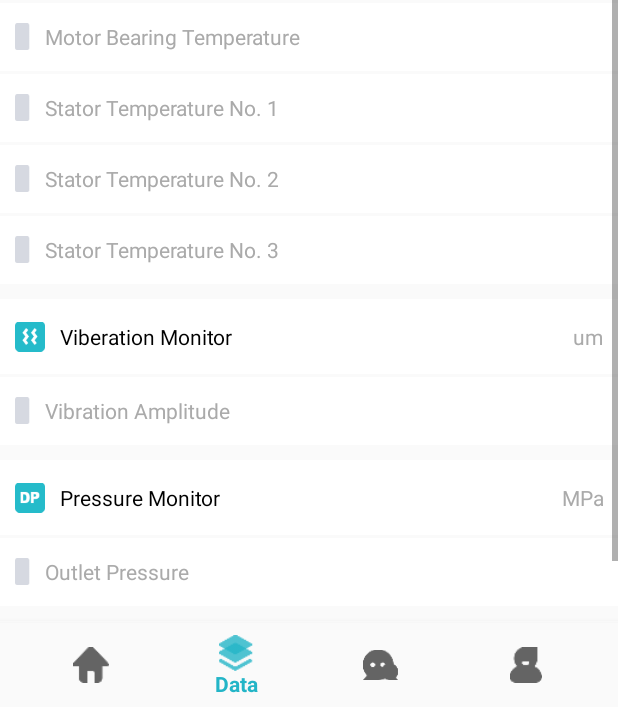
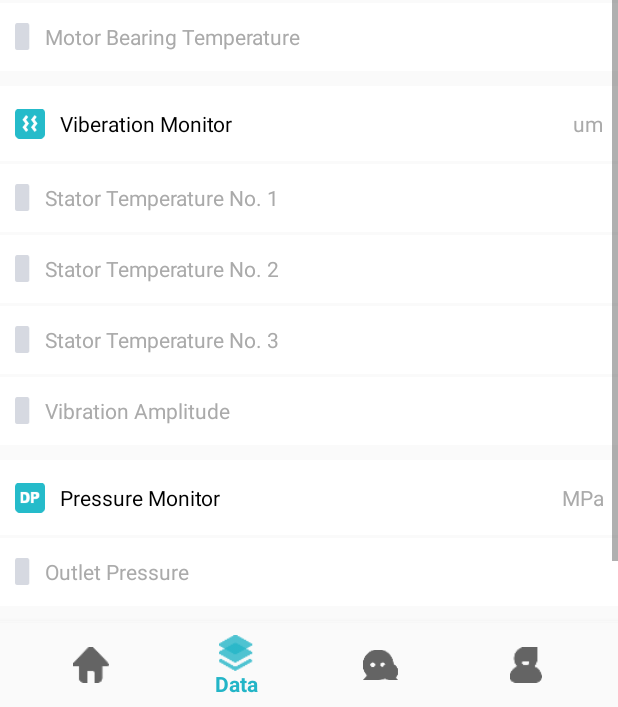
Before and after one commit to lijun2005816/pump, an Android app: the screen it shows after launch (MainActivity), item 2 of the bottom bar chosen, on a phone screen of 412 x 824 dp, the part 529-1236 px from its top. Run offline under Robolectric (Android 15) with nearby library versions, the phone set to English and light mode, and no system bars; libraries missing offline, so code that uses them is left out: com.alibaba.fastjson, com.aliyun.alink, com.github.mikephil.charting; plain views replace LineChart; 18 statements that could not run were skipped.

```diff
--- a/app/src/main/java/com/smartgreen/pump/fragment/FragmentHome.java
+++ b/app/src/main/java/com/smartgreen/pump/fragment/FragmentHome.java
@@ -69,7 +69,7 @@ public class FragmentHome extends Fragment {
                     parent.mMenuNav.setSelectedItemId(R.id.navigation_data);
                     break;
                 case R.id.iv_home_water:
-                    parent.mMenuNav.setSelectedItemId(R.id.navigation_data);
+                    //parent.mMenuNav.setSelectedItemId(R.id.navigation_data);
                     break;
                 case R.id.iv_home_energe:
                     //parent.mMenuNav.setSelectedItemId(R.id.navigation_data);
--- a/app/src/main/java/com/smartgreen/pump/fragment/FragmentMine.java
+++ b/app/src/main/java/com/smartgreen/pump/fragment/FragmentMine.java
@@ -417,11 +417,11 @@ public class FragmentMine extends Fragment {
 
                 case R.id.btn_product1_key:
                     mBtnDeviceSettingClick(R.id.btn_product1_key);
-                    initPump();
+                    //initPump();
                     break;
                 case R.id.btn_product2_key:
                     mBtnDeviceSettingClick(R.id.btn_product2_key);
-                    initMotor();
+                    //initMotor();
                     break;
                 case R.id.btn_product3_key:
                     mBtnDeviceSettingClick(R.id.btn_product3_key);
--- a/app/src/main/res/layout/fragment_data.xml
+++ b/app/src/main/res/layout/fragment_data.xml
@@ -261,6 +261,45 @@
 
                     <LinearLayout
                         android:layout_width="match_parent"
+                        android:layout_height="50dp"
+                        android:layout_marginTop="10dp"
+                        android:background="@android:color/white"
+                        android:orientation="horizontal">
+
+                        <ImageView
+                            android:id="@+id/imageView7"
+                            android:layout_width="20dp"
+                            android:layout_height="match_parent"
+                            android:layout_gravity="start|center_vertical"
+                            android:layout_marginStart="10dp"
+                            android:layout_marginEnd="10dp"
+                            android:contentDescription="@string/title_data"
+                            app:srcCompat="@drawable/data_vib" />
+
+                        <TextView
+                            android:id="@+id/textView13"
+                            android:layout_width="0dp"
+                            android:layout_height="match_parent"
+                            android:layout_weight="1"
+                            android:gravity="start|center_vertical"
+                            android:text="@string/vib_monitor"
+                            android:textColor="@android:color/black"
+                            android:textSize="14sp" />
+
+                        <TextView
+                            android:id="@+id/tv_home_date"
+                            android:layout_width="100dp"
+                            android:layout_height="match_parent"
+                            android:layout_marginStart="10dp"
+                            android:layout_marginEnd="10dp"
+                            android:gravity="center_vertical|end"
+                            android:text="@string/vib_unit"
+                            android:textColor="@android:color/darker_gray"
+                            android:textSize="14sp" />
+                    </LinearLayout>
+
+                    <LinearLayout
+                        android:layout_width="match_parent"
                         android:layout_height="45dp"
                         android:layout_marginTop="2dp"
                         android:background="@android:color/white"
@@ -369,45 +408,6 @@
                             android:layout_marginStart="10dp"
                             android:layout_marginEnd="10dp"
                             android:gravity="center_vertical|end"
-                            android:textColor="@android:color/darker_gray"
-                            android:textSize="14sp" />
-                    </LinearLayout>
-
-                    <LinearLayout
-                        android:layout_width="match_parent"
-                        android:layout_height="50dp"
-                        android:layout_marginTop="10dp"
-                        android:background="@android:color/white"
-                        android:orientation="horizontal">
-
-                        <ImageView
-                            android:id="@+id/imageView7"
-                            android:layout_width="20dp"
-                            android:layout_height="match_parent"
-                            android:layout_gravity="start|center_vertical"
-                            android:layout_marginStart="10dp"
-                            android:layout_marginEnd="10dp"
-                            android:contentDescription="@string/title_data"
-                            app:srcCompat="@drawable/data_vib" />
-
-                        <TextView
-                            android:id="@+id/textView13"
-                            android:layout_width="0dp"
-                            android:layout_height="match_parent"
-                            android:layout_weight="1"
-                            android:gravity="start|center_vertical"
-                            android:text="@string/vib_monitor"
-                            android:textColor="@android:color/black"
-                            android:textSize="14sp" />
-
-                        <TextView
-                            android:id="@+id/tv_home_date"
-                            android:layout_width="100dp"
-                            android:layout_height="match_parent"
-                            android:layout_marginStart="10dp"
-                            android:layout_marginEnd="10dp"
-                            android:gravity="center_vertical|end"
-                            android:text="@string/vib_unit"
                             android:textColor="@android:color/darker_gray"
                             android:textSize="14sp" />
                     </LinearLayout>
--- a/app/src/main/res/layout/fragment_home.xml
+++ b/app/src/main/res/layout/fragment_home.xml
@@ -187,7 +187,7 @@
                             android:layout_gravity="center_horizontal"
                             android:layout_marginTop="20dp"
                             android:contentDescription="@string/title_home"
-                            app:srcCompat="@drawable/home_water" />
+                            app:srcCompat="@drawable/home_water_gray" />
 
                         <ImageView
                             android:id="@+id/imageView3"
@@ -197,7 +197,7 @@
                             android:layout_marginTop="10dp"
                             android:layout_marginBottom="10dp"
                             android:contentDescription="@string/title_home"
-                            app:srcCompat="@drawable/cancel" />
+                            app:srcCompat="@drawable/cancel_gray" />
 
                         <FrameLayout
                             android:layout_width="wrap_content"
@@ -220,7 +220,7 @@
                                 android:layout_gravity="center_horizontal"
                                 android:text="@string/water"
                                 android:textAlignment="center"
-                                android:textColor="@android:color/black"
+                                android:textColor="@android:color/darker_gray"
                                 android:textSize="14sp" />
                         </FrameLayout>
 
```
Also changed, not shown: app/src/main/java/com/smartgreen/pump/fragment/FragmentData.java (+20 -20 lines), app/src/main/res/layout/fragment_mine.xml (+4 -4 lines), 1 other file.
